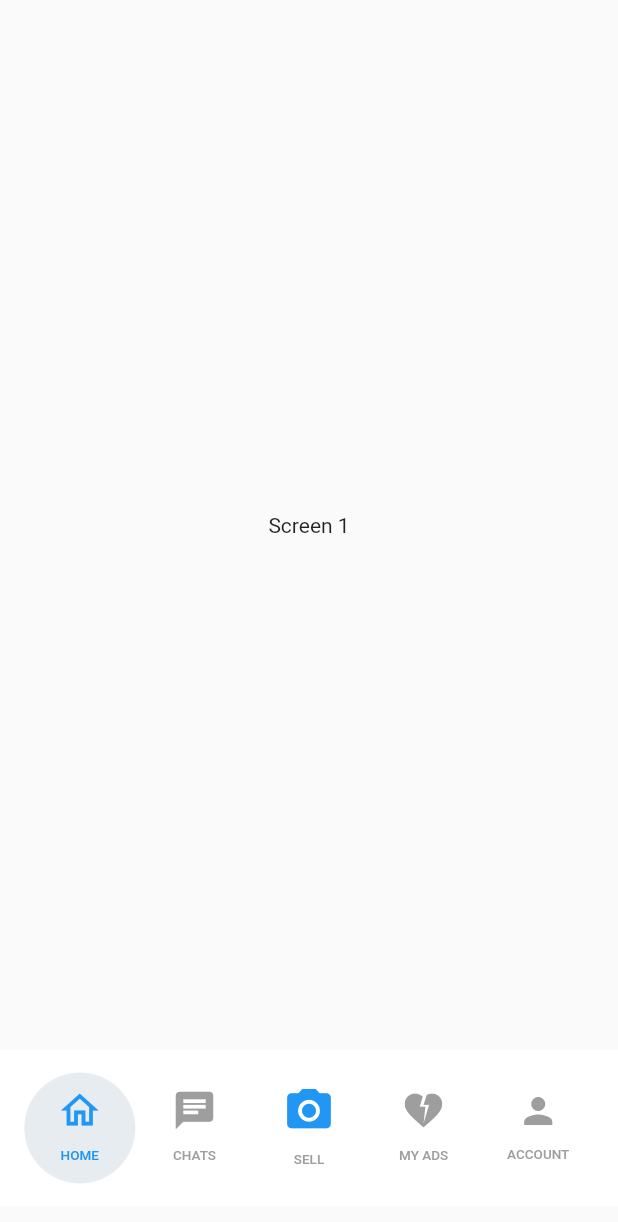
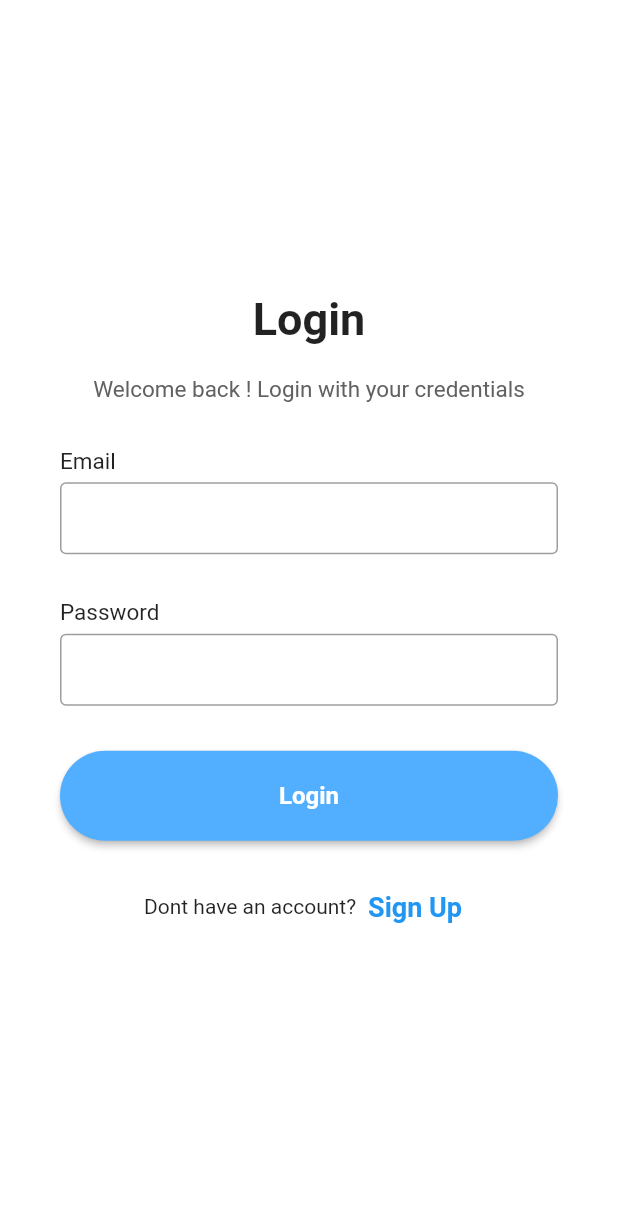
Before and after one commit to ayushpattnaik/vjtisell, a Flutter app: the screen it shows after launch, on a phone screen of 412 x 824 dp. Shown: the top 1222 px of the screen. Run offline on Flutter 3.47's test engine with Material 2 defaults, Android fonts, the phone set to English and light mode, and no system bars; missing offline and left inert: mongo_dart.

Commit message:
login and sign up screen

```diff
--- a/lib/main.dart
+++ b/lib/main.dart
@@ -1,9 +1,10 @@
 import 'package:flutter/material.dart';
 import 'package:vjtisell/screens/home_screen.dart';
 import 'package:vjtisell/database/database.dart';
+import 'package:vjtisell/screens/login_screen.dart';
+import 'package:vjtisell/screens/signup_screen.dart';
 
-
-void main() async{
+void main() async {
   WidgetsFlutterBinding.ensureInitialized();
   await MongoDatabase.connect();
   runApp(const MyApp());
@@ -11,17 +12,17 @@ void main() async{
 
 class MyApp extends StatelessWidget {
   const MyApp({super.key});
-
-  // This widget is the root of your application.
   @override
   Widget build(BuildContext context) {
     return MaterialApp(
       title: 'vjtisell',
-      theme: ThemeData(
-        primarySwatch: Colors.blue,
-      ),
       debugShowCheckedModeBanner: false,
-      home: Home(),
+      initialRoute: '/',
+      routes: {
+        '/': (context) => const LoginPage(),
+        '/home': (context) => const Home(),
+        '/signup': (context) => const SignupPage(),
+      },
     );
   }
 }
--- a/lib/screens/home_screen.dart
+++ b/lib/screens/home_screen.dart
@@ -3,6 +3,7 @@ import 'chats_screen.dart';
 import 'postad_screen.dart';
 import 'account_screen.dart';
 import 'myads_screen.dart';
+
 
 class Home extends StatelessWidget {
   const Home({super.key});
@@ -10,8 +11,7 @@ class Home extends StatelessWidget {
   // This widget is the root of your application.
   @override
   Widget build(BuildContext context) {
-    return MaterialApp(
-      home: DefaultTabController(
+    return DefaultTabController(
       length: 5,
       child: Scaffold(
         bottomNavigationBar: menu(),
@@ -23,7 +23,6 @@ class Home extends StatelessWidget {
             myads_screen(),
             account_screen(),
           ],
-          ),
         ),
       ),
     );
--- /dev/null
+++ b/lib/screens/login_screen.dart
@@ -0,0 +1,131 @@
+
+import 'package:flutter/material.dart';
+
+class LoginPage extends StatelessWidget {
+  const LoginPage({super.key});
+
+  @override
+  Widget build(BuildContext context) {
+    return Scaffold(
+      resizeToAvoidBottomInset: false,
+        backgroundColor: Colors.white,
+        // appBar: AppBar(
+        //   elevation: 0,
+        //   backgroundColor: Colors.white,
+        //   leading:
+        //   IconButton( onPressed: (){
+        //     Navigator.pop(context);
+        //   },icon:Icon(Icons.arrow_back_ios,size: 20,color: Colors.black,)),
+        // ),
+      body: SizedBox(
+        height: MediaQuery.of(context).size.height,
+        width: double.infinity,
+        child: Column(
+          mainAxisAlignment: MainAxisAlignment.spaceEvenly,
+          children: [
+            Column(
+              children: [
+                Column(
+                  children: [
+                    const Text ("Login", style: TextStyle(
+                      fontSize: 30,
+                      fontWeight: FontWeight.bold,
+                    ),),
+                    const SizedBox(height: 20,),
+                    Text("Welcome back ! Login with your credentials",style: TextStyle(
+                      fontSize: 15,
+                      color: Colors.grey[700],
+                    ),),
+                    const SizedBox(height: 30,)
+                  ],
+                ),
+                Padding(
+                  padding: const EdgeInsets.symmetric(
+                    horizontal: 40
+                  ),
+                  child: Column(
+                    children: [
+                      makeInput(label: "Email"),
+                      makeInput(label: "Password",obsureText: true),
+                    ],
+                  ),
+                ),
+                Padding(
+                  padding: const EdgeInsets.symmetric(horizontal: 40),
+                  // child: Container(
+                  //   padding: EdgeInsets.only(top: 3,left: 3),
+                  //   decoration: BoxDecoration(
+                  //       borderRadius: BorderRadius.circular(40),
+                  //       border: Border(
+                  //           bottom: BorderSide(color: Colors.black),
+                  //           top: BorderSide(color: Colors.black),
+                  //           right: BorderSide(color: Colors.black),
+                  //           left: BorderSide(color: Colors.black)
+                  //       )
+                  //   ),
+                    child: MaterialButton(
+                      minWidth: double.infinity,
+                      height:60,
+                      onPressed: (){Navigator.pushNamed(context, '/home');},
+                      color: const Color.fromARGB(255, 82, 174, 255),
+                      shape: RoundedRectangleBorder(
+                          borderRadius: BorderRadius.circular(40)
+                      ),
+                      child: const Text("Login",style: TextStyle(
+                        fontWeight: FontWeight.w600,fontSize: 16,color: Colors.white
+                      ),),
+                    ),
+                  ),
+
+                const SizedBox(height: 20,),
+                Row(
+                  mainAxisAlignment: MainAxisAlignment.center,
+                  children: [
+                    const Text("Dont have an account?"),
+                    TextButton(onPressed:  ()
+                    {Navigator.pushNamed(context,'/signup');},
+                    child: const Text("Sign Up",style: TextStyle(
+                      fontWeight: FontWeight.w600,fontSize: 18
+                    ),),),
+
+                  ],
+                )
+              ],
+
+            ),
+          ],
+        ),
+      ),
+    );
+  }
+}
+
+Widget makeInput({label,obsureText = false}){
+  return Column(
+    crossAxisAlignment: CrossAxisAlignment.start,
+    children: [
+      Text(label,style:const TextStyle(
+        fontSize: 15,
+        fontWeight: FontWeight.w400,
+        color: Colors.black87
+      ),),
+      const SizedBox(height: 5,),
+      TextField(
+        obscureText: obsureText,
+        decoration: const InputDecoration(
+          contentPadding: EdgeInsets.symmetric(vertical: 0,horizontal: 10),
+          enabledBorder: OutlineInputBorder(
+            borderSide: BorderSide(
+              color: Colors.grey,
+            ),
+          ),
+          border: OutlineInputBorder(
+            borderSide: BorderSide(color: Colors.grey)
+          ),
+        ),
+      ),
+      const SizedBox(height: 30,)
+
+    ],
+  );
+}
```
Also changed, not shown: lib/screens/signup_screen.dart (added, +128 -0 lines). Lines whose indentation alone changed are shown as unchanged.
